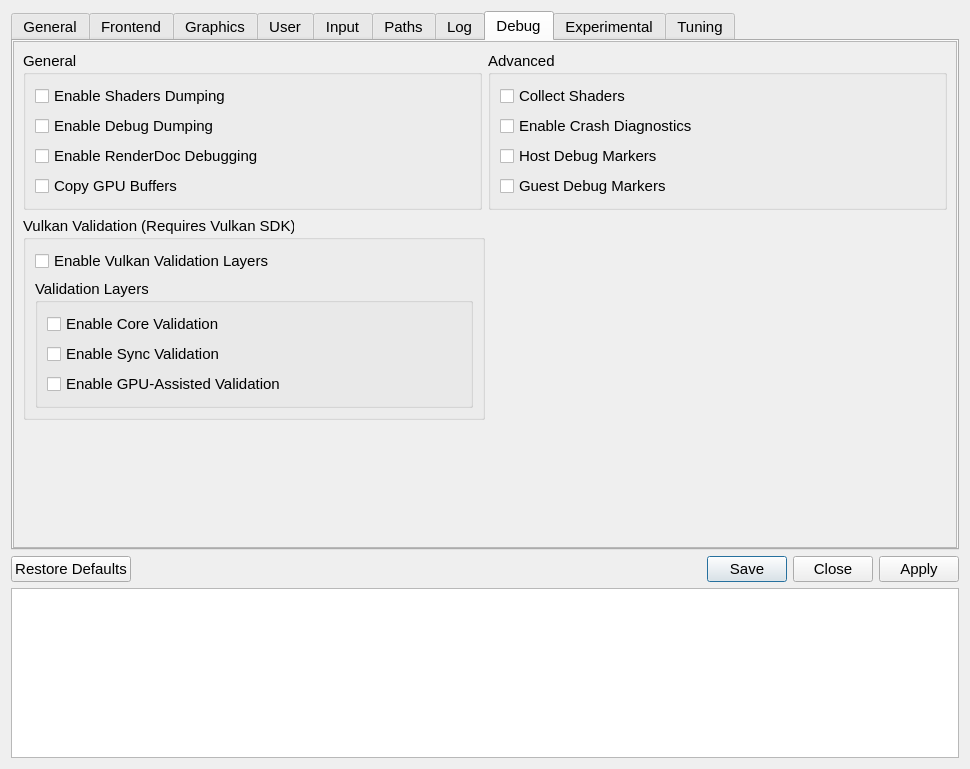
junminlee2004/GR2Launcher, file src/qt_gui/settings_dialog.ui: the form before one commit.
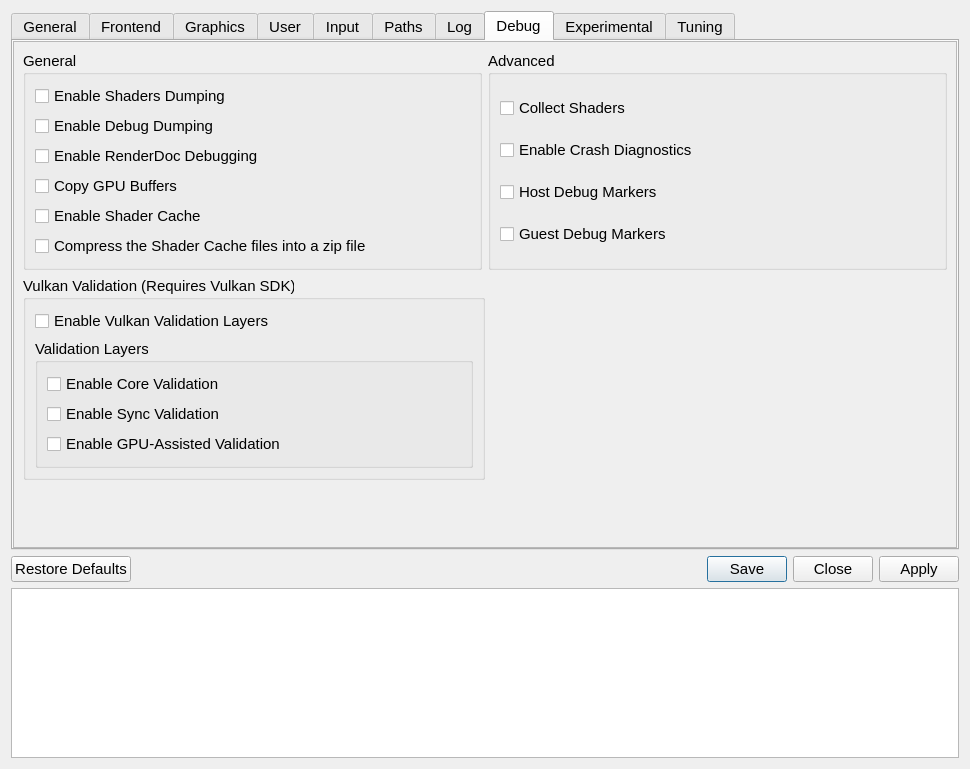
The form after the commit. The open tabs and pages were chosen to show the change. Icons and pictures are not drawn. Custom widgets are drawn as their Qt base class.

Commit message: Show the shader cache and home folder settings globally and offer a muted controller speaker

What changed in the file:
```diff
--- a/src/qt_gui/settings_dialog.ui
+++ b/src/qt_gui/settings_dialog.ui
@@ -2437,6 +2437,20 @@
                  </property>
                 </widget>
                </item>
+               <item>
+                <widget class="QCheckBox" name="shaderCaheCheckBox">
+                 <property name="text">
+                  <string>Enable Shader Cache</string>
+                 </property>
+                </widget>
+               </item>
+               <item>
+                <widget class="QCheckBox" name="shaderCacheArchiveCheckBox">
+                 <property name="text">
+                  <string>Compress the Shader Cache files into a zip file</string>
+                 </property>
+                </widget>
+               </item>
               </layout>
              </widget>
             </item>
@@ -2725,20 +2739,6 @@
                  </property>
                 </widget>
                </item>
-               <item>
-                <widget class="QCheckBox" name="shaderCaheCheckBox">
-                 <property name="text">
-                  <string>Enable Shader Cache</string>
-                 </property>
-                </widget>
-               </item>
-               <item>
-                <widget class="QCheckBox" name="shaderCacheArchiveCheckBox">
-                 <property name="text">
-                  <string>Compress the Shader Cache files into a zip file</string>
-                 </property>
-                </widget>
-               </item>
               </layout>
              </widget>
             </item>
```
The commit also changes 1 other file.
